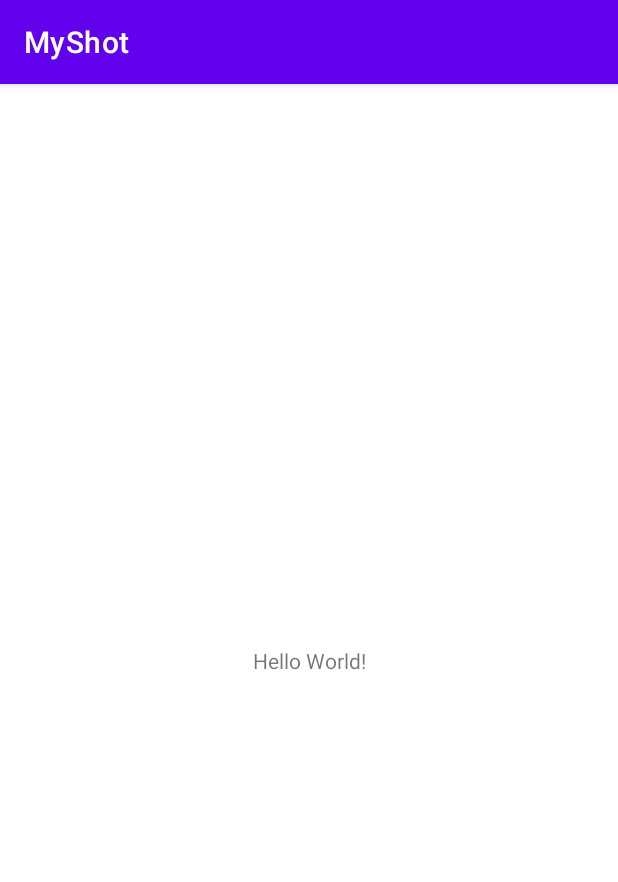
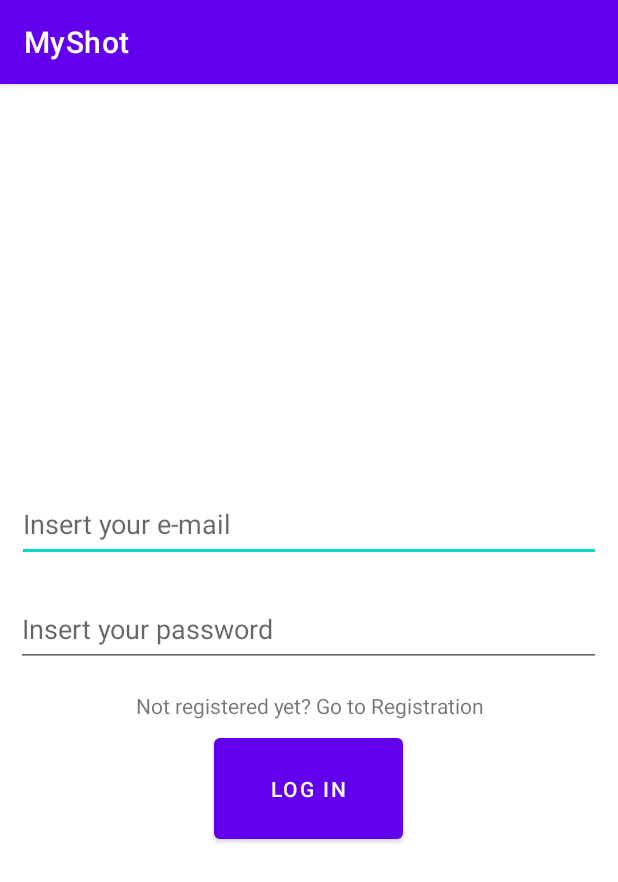
Before and after one commit to massibacchio/MyShot, an Android app: the screen it shows after launch (MainActivity before the commit, EnterActivity after it), on a phone screen of 412 x 824 dp. Shown: the top 882 px of the screen. Run offline under Robolectric (Android 15) with nearby library versions, the phone set to English and light mode, and no system bars; our stand-ins replace Firebase (no records; nobody signed in at launch, a user with empty details on screens opened directly).

Commit message:
login frag switch al sign up

````diff
--- /dev/null
+++ b/app/src/main/java/com/example/MyShot/Activities/EnterActivity.java
@@ -0,0 +1,82 @@
+package com.example.MyShot.Activities;
+
+import android.content.Intent;
+import android.os.Bundle;
+import android.widget.Toast;
+
+import androidx.appcompat.app.AppCompatActivity;
+import androidx.fragment.app.Fragment;
+import androidx.fragment.app.FragmentManager;
+import androidx.fragment.app.FragmentTransaction;
+
+import com.example.MyShot.Fragments.LogFragment;
+import com.example.MyShot.Fragments.LoginFragment;
+import com.example.MyShot.Fragments.SignupFragment;
+import com.example.MyShot.R;
+
+public class EnterActivity extends AppCompatActivity {
+    private static final String TAG = EnterActivity.class.getCanonicalName();
+
+    private FragmentManager fragmentManager = null;
+
+
+    @Override
+    protected void onCreate(Bundle savedInstanceState) {
+        super.onCreate(savedInstanceState);
+        setContentView(R.layout.activity_enter);
+
+
+        //TODO: render fragment
+        //true perchè vogliamo sempre andare al login di default
+        renderFragment(true);
+        {
+
+        }
+    }
+
+
+
+
+    //come input prende callback e la lista di arg del metodo Login o signup;
+    //cioè ci dice quale fragment caricare nel container
+
+    public void renderFragment(boolean isLogin) {
+
+        Fragment fragment = null;
+
+        if (isLogin){
+            fragment = LogFragment.newInstance(LoginFragment.class, "signinCallback", boolean.class);
+        } else {
+            fragment = LogFragment.newInstance(SignupFragment.class, "signinCallback", boolean.class);
+    }
+
+       if (this.fragmentManager== null){
+           this.fragmentManager = this.getSupportFragmentManager();
+
+        }
+
+        FragmentTransaction fragmentTransaction = this.fragmentManager.beginTransaction();
+        //1.ottimizza le operazioni
+        //2.all interno del contenitore 'loginRegisterFragment' inserisci il fragment 'fragment'
+        // For optimizations -- See: https://developer.android.com/reference/androidx/fragment/app/FragmentTransaction#setReorderingAllowed(boolean)
+        fragmentTransaction.setReorderingAllowed(true);
+        fragmentTransaction.replace(R.id.loginRegisterFragment, fragment);
+
+        fragmentTransaction.commit();
+    }
+
+
+    //questo boolean ci dice se il processo ha avuto successo o meno
+    public void signinCallback(boolean result){
+        if(!result) {
+            //TODO: better handling of the error
+            Toast.makeText(this, "Username or pw are not valid", Toast.LENGTH_SHORT).show();
+        }
+        else{
+                // go to splash
+                Intent intent = new Intent(this, SplashActivity.class);
+                this.startActivity(intent);
+                this.finish();
+            }
+        }
+    }
--- a/app/src/main/java/com/example/MyShot/Activities/SplashActivity.java
+++ b/app/src/main/java/com/example/MyShot/Activities/SplashActivity.java
@@ -5,39 +5,48 @@ import android.os.Bundle;
 
 import androidx.appcompat.app.AppCompatActivity;
 
+import com.example.MyShot.Classes.FirebaseWrapper;
 import com.example.MyShot.R;
 
-import java.util.Random;
-
-import com.example.MyShot.Classes.FirebaseManager;
-import com.example.MyShot.Classes.PermissionManager;
-
 public class SplashActivity extends AppCompatActivity {
-
-    private static final String TAG = SplashActivity.class.getCanonicalName();
-    private static final int PERMISSION_REQUEST_CODE = (new Random()).nextInt() & Integer.MAX_VALUE;
-
-
-    private void toActivity(Class<?> activity){
-        Intent intent = new Intent(this,activity);
-        this.startActivity (intent);
-        this.finish();
-    }
 
     @Override
     protected void onCreate(Bundle savedInstanceState) {
         super.onCreate(savedInstanceState);
         setContentView(R.layout.activity_splash);
+
+        //check if user is logged or not
+        //if not logged ---> log in/register
+        FirebaseWrapper.Auth auth = new FirebaseWrapper.Auth();
+        if (!auth.isAuthenticated()) {
+            // Go to Activity for LogIn or SignUp
+            this.goToActivity(EnterActivity.class);
+        }
     }
 
+    private void goToActivity (Class<?> activity){
+        Intent intent = new Intent (this, activity);
+        this.startActivity(intent);
+        finish();
+    }
 
-    //check user log in or not
-    FirebaseManager.Auth auth = new FirebaseManager.Auth();
-        if (!auth.isAuthenticated()) {
+    //go to MainActivity dopo i permessi garantiti
+   // this.goToActivity(MainActivity.class);
 
-        // Go to Activity for LogIn or SignUp
-        this.toActivity(EnterActivity.class);
-    }
+
+
+
+
+
+        //PARTE PER I PERMESSI
+
+
+
+
+
+
+
+
 
 
 
--- /dev/null
+++ b/app/src/main/java/com/example/MyShot/Fragments/LogFragment.java
@@ -0,0 +1,70 @@
+package com.example.MyShot.Fragments;
+
+import android.os.Bundle;
+
+import androidx.fragment.app.Fragment;
+
+import java.lang.reflect.Constructor;
+import java.lang.reflect.InvocationTargetException;
+
+//questa classe contiene il codice in comune tra LoginFragment e Login frgament
+
+public abstract class LogFragment extends Fragment {
+
+    private static final String ARG_PARAM1 = "method_name";
+    private static final String ARG_PARAM2 = "method_prms";
+
+    protected String callbackName;
+    protected Class[] callbackPrms;
+
+
+    //il metodo LogFragement genera un oggetto di tipo Login o SignUp (che estenda LoGfragment)
+    //uso java reflection
+    public static LogFragment newInstance(Class<? extends LogFragment> clazz,  String param1, Class<?>... prms) {
+
+        //LoginFragment fragment = new LoginFragment();
+        LogFragment instance = null;
+        try {
+            //creo un'istanza di questo fragment; dichiaro costruttore
+            Constructor<?> constructor = clazz.getConstructor();
+
+            //invoco costruttore
+            instance = (LogFragment) constructor.newInstance();
+
+        } catch (NoSuchMethodException | InvocationTargetException | IllegalAccessException |
+                 java.lang.InstantiationException e) {
+
+            // TODO: Handle exception
+            throw new RuntimeException(e);
+        }
+
+        Bundle args = new Bundle();
+        args.putString(ARG_PARAM1, param1);
+        args.putSerializable(ARG_PARAM2, prms);
+        instance.setArguments(args);
+
+        return instance;
+    }
+
+    protected void initArguments() {
+        /* NOTE: You can pass some args to the fragment in the Bundle object
+        In the caller (Activity) context:
+            ```
+            Bundle bundle = new Bundle();
+            String myMessage = "This is a message";
+            bundle.putString("param_name", myMessage );
+            ```
+        In the onCreate of the Fragment class:
+            ```
+            if (getArguments() != null) {
+                mParam1 = getArguments().getString("param_name");
+            }
+            ```
+        */
+        if (getArguments() != null) {
+            this.callbackName = getArguments().getString(ARG_PARAM1);
+            this.callbackPrms = (Class[]) getArguments().getSerializable(ARG_PARAM2);
+        }
+    }
+
+}
--- /dev/null
+++ b/app/src/main/java/com/example/MyShot/Fragments/LoginFragment.java
@@ -0,0 +1,104 @@
+package com.example.MyShot.Fragments;
+
+import android.os.Bundle;
+import android.view.LayoutInflater;
+import android.view.View;
+import android.view.ViewGroup;
+import android.widget.Button;
+import android.widget.EditText;
+import android.widget.TextView;
+
+import com.example.MyShot.Activities.EnterActivity;
+import com.example.MyShot.Classes.FirebaseWrapper;
+import com.example.MyShot.R;
+
+
+public class LoginFragment extends LogFragment {
+
+
+    // TODO: Rename parameter arguments, choose names that match
+    // the fragment initialization parameters, e.g. ARG_ITEM_NUMBER
+    private static final String ARG_PARAM1 = "param1";
+    private static final String ARG_PARAM2 = "param2";
+
+
+    public LoginFragment() {
+        // Required empty public constructor
+    }
+
+    private Class [] callbackPrms;
+    private String callbackName;
+
+    @Override
+    public void onCreate(Bundle savedInstanceState) {
+        super.onCreate(savedInstanceState);
+        this.initArguments();
+    }
+
+    @Override
+    public View onCreateView(LayoutInflater inflater, ViewGroup container,
+                             Bundle savedInstanceState) {
+
+        // associo il file di layout all'interno della vista,
+        // layout--->container (generato nell'activity)
+        View externalView = inflater.inflate(R.layout.fragment_login, container, false);
+
+        //recupero dalla vista l'oggetto 'switchLogin..' tramite identificativo
+        // aggiungiamo a questa testview l'Onclick per reagire al tap e passare al SignUp
+        TextView link = externalView.findViewById(R.id.switchLoginToRegisterLabel);
+
+        //dal login frag voglio andare al frag di signup
+        link.setOnClickListener(new View.OnClickListener() {
+            @Override
+            public void onClick(View view) {
+                ((EnterActivity)LoginFragment.this.requireActivity()).renderFragment(false);
+            }
+        });
+
+        Button button = externalView.findViewById(R.id.logButton);
+        button.setOnClickListener(new View.OnClickListener() {
+            @Override
+            public void onClick(View view) {
+                EditText email = externalView.findViewById(R.id.userEmail);
+                EditText password = externalView.findViewById(R.id.userPassword);
+
+                if (email.getText().toString().isEmpty() || password.getText().toString().isEmpty()) {
+                    // TODO: Better error handling + remove this hardcoded strings
+                    email.setError("Email is required");
+                    password.setError("Password is required");
+                    return;
+                }
+
+                // fa il log-in leggendo i campi dagli edittext e chiamo il metodo di firebase
+
+                FirebaseWrapper.Auth auth = new FirebaseWrapper.Auth();
+                auth.signIn(
+                        email.getText().toString(),
+                        password.getText().toString(),
+                        FirebaseWrapper.Callback
+                                .newInstance(LoginFragment.this.requireActivity(),
+                                        LoginFragment.this.callbackName,
+                                        LoginFragment.this.callbackPrms)
+                );
+            }
+        });
+
+        return externalView;
+    }
+
+
+
+
+
+
+
+
+
+
+
+
+
+
+
+
+            }
--- /dev/null
+++ b/app/src/main/res/layout/activity_enter.xml
@@ -0,0 +1,16 @@
+<?xml version="1.0" encoding="utf-8"?>
+<androidx.constraintlayout.widget.ConstraintLayout xmlns:android="http://schemas.android.com/apk/res/android"
+    xmlns:app="http://schemas.android.com/apk/res-auto"
+    xmlns:tools="http://schemas.android.com/tools"
+    android:layout_width="match_parent"
+    android:layout_height="match_parent"
+    tools:context=".Activities.EnterActivity">
+
+    <androidx.fragment.app.FragmentContainerView
+        android:id="@+id/loginRegisterFragment"
+        android:layout_width="match_parent"
+        android:layout_height="match_parent">
+
+    </androidx.fragment.app.FragmentContainerView>
+
+</androidx.constraintlayout.widget.ConstraintLayout>
--- a/app/src/main/res/layout/activity_main.xml
+++ b/app/src/main/res/layout/activity_main.xml
@@ -1,5 +1,6 @@
 <?xml version="1.0" encoding="utf-8"?>
-<androidx.constraintlayout.widget.ConstraintLayout xmlns:android="http://schemas.android.com/apk/res/android"
+<androidx.constraintlayout.widget.ConstraintLayout
+    xmlns:android="http://schemas.android.com/apk/res/android"
     xmlns:app="http://schemas.android.com/apk/res-auto"
     xmlns:tools="http://schemas.android.com/tools"
     android:layout_width="match_parent"
@@ -9,10 +10,13 @@
     <TextView
         android:layout_width="wrap_content"
         android:layout_height="wrap_content"
-        android:text="Hello World!"
-        app:layout_constraintBottom_toBottomOf="parent"
+
+        app:layout_constraintHorizontal_bias="0.608"
         app:layout_constraintLeft_toLeftOf="parent"
         app:layout_constraintRight_toRightOf="parent"
         app:layout_constraintTop_toTopOf="parent" />
 
+
+
+
 </androidx.constraintlayout.widget.ConstraintLayout>
--- /dev/null
+++ b/app/src/main/res/layout/fragment_login.xml
@@ -0,0 +1,51 @@
+<?xml version="1.0" encoding="utf-8"?>
+<FrameLayout xmlns:android="http://schemas.android.com/apk/res/android"
+    xmlns:tools="http://schemas.android.com/tools"
+    android:layout_width="match_parent"
+    android:layout_height="match_parent"
+    tools:context=".Fragments.LoginFragment">
+
+    <LinearLayout
+        android:layout_width="match_parent"
+        android:layout_height="match_parent"
+        android:gravity="center"
+        android:orientation="vertical">
+
+        <EditText
+            android:id="@+id/userEmail"
+            android:layout_width="389dp"
+            android:layout_height="50dp"
+            android:layout_margin="10dp"
+            android:autofillHints="@string/insertEmail"
+            android:ems="10"
+            android:hint="@string/insertEmail"
+            android:inputType="textEmailAddress" />
+
+        <EditText
+            android:id="@+id/userPassword"
+            android:layout_width="390dp"
+            android:layout_height="50dp"
+            android:layout_margin="10dp"
+            android:layout_marginTop="0dp"
+            android:autofillHints="@string/insertPassword"
+            android:ems="10"
+            android:hint="@string/insertPassword"
+            android:inputType="textPassword" />
+
+        <TextView
+            android:id="@+id/switchLoginToRegisterLabel"
+            android:layout_width="match_parent"
+            android:layout_height="wrap_content"
+            android:layout_margin="6dp"
+            android:gravity="center"
+            android:pointerIcon="hand"
+            android:text="@string/goToRegister" />
+
+        <Button
+            android:id="@+id/logButton"
+            android:layout_width="126dp"
+            android:layout_height="79dp"
+            android:text="@string/login" />
+
+    </LinearLayout>
+</FrameLayout>
--- a/app/src/main/res/values/strings.xml
+++ b/app/src/main/res/values/strings.xml
@@ -1,3 +1,16 @@
 <resources>
     <string name="app_name">MyShot</string>
+    <!-- TODO: Remove or change this placeholder text -->
+    <string name="hello_blank_fragment">Hello blank fragment</string>
+    //LOG IN
+    <string name="insertEmail">Insert your e-mail</string>
+    <string name="insertPassword">Insert your password</string>
+    <string name="goToRegister">Not registered yet? Go to Registration</string>
+    <string name="login">Log In</string>
+
+    //SIGN UP
+    <string name="insertPassword2">Insert your password</string>
+    <string name="insertPasswordAgain">Insert your password again please</string>
+    <string name="goToLogin">Do you already have an account? Go to Log-In</string>
+    <string name="signup">Sign Up</string>
 </resources>
--- a/gradle.properties
+++ b/gradle.properties
@@ -19,3 +19,5 @@ android.useAndroidX=true
 # resources declared in the library itself and none from the library's dependencies,
 # thereby reducing the size of the R class for that library
 android.nonTransitiveRClass=true
+android.defaults.buildfeatures.buildconfig=true
+android.nonFinalResIds=false
````
Also changed, not shown: app/build.gradle (+9 -2 lines), app/src/main/AndroidManifest.xml (+5 -5 lines), app/src/main/java/com/example/MyShot/Classes/FirebaseWrapper.java (added, +101 -0 lines), app/src/main/java/com/example/MyShot/Fragments/SignupFragment.java (added, +64 -0 lines), app/src/main/res/layout/fragment_log.xml (added, +14 -0 lines), app/src/main/res/layout/fragment_signup.xml (added, +69 -0 lines), build.gradle (+7 -3 lines), gradle/wrapper/gradle-wrapper.properties, 1 other file.
